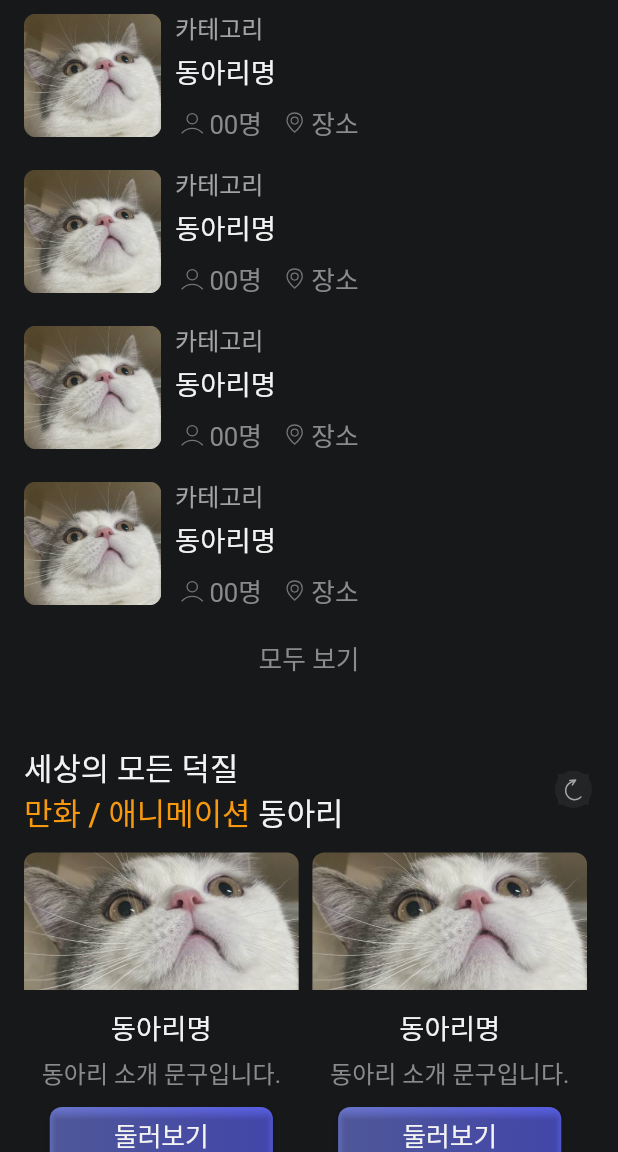
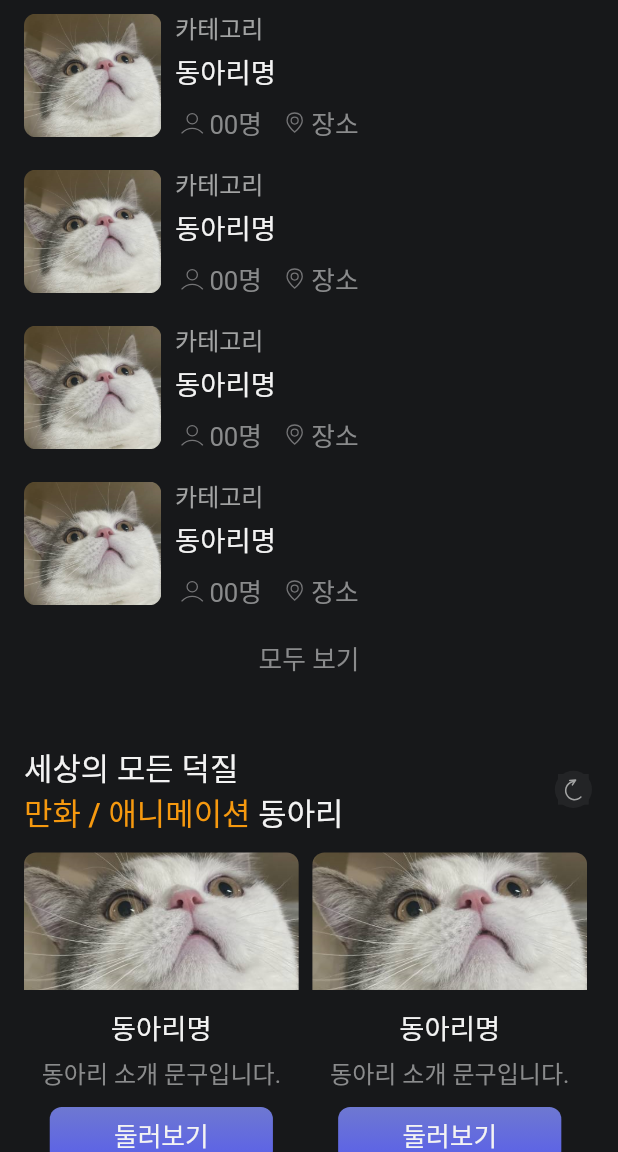
Before and after one commit to teentime/teentime-client-app, a Flutter app: the Club screen opened directly, scrolled down 576 dp, on a phone screen of 412 x 824 dp, the part 84-1236 px from its top. Run offline on Flutter 3.47's test engine with Material 2 defaults, Android fonts, the phone set to English and light mode, and no system bars; our stand-ins replace carousel_slider, flutter_screenutil, flutter_svg; Roboto replaces fonts that are missing (Pretendard).

Commit message:
fix: 둘러보기 버튼 색상 수정

```diff
--- a/lib/widgets/recommanded_club_card.dart
+++ b/lib/widgets/recommanded_club_card.dart
@@ -56,6 +56,8 @@ class _RecommandedClubCardState extends State<RecommandedClubCard>
             child: DecoratedBox(
               decoration: BoxDecoration(
                 gradient: const LinearGradient(
+                  begin: Alignment.topCenter,
+                  end: Alignment.bottomCenter,
                   colors: [
                     AppColors.main,
                     AppColors.sub,
@@ -66,6 +68,9 @@ class _RecommandedClubCardState extends State<RecommandedClubCard>
               child: ElevatedButton(
                 style: ElevatedButton.styleFrom(
                   backgroundColor: Colors.transparent,
+                  shadowColor: Colors.transparent,
+                  shape: RoundedRectangleBorder(
+                      borderRadius: BorderRadius.circular(8.0)),
                 ),
                 onPressed: () {},
                 child: Text(
```
